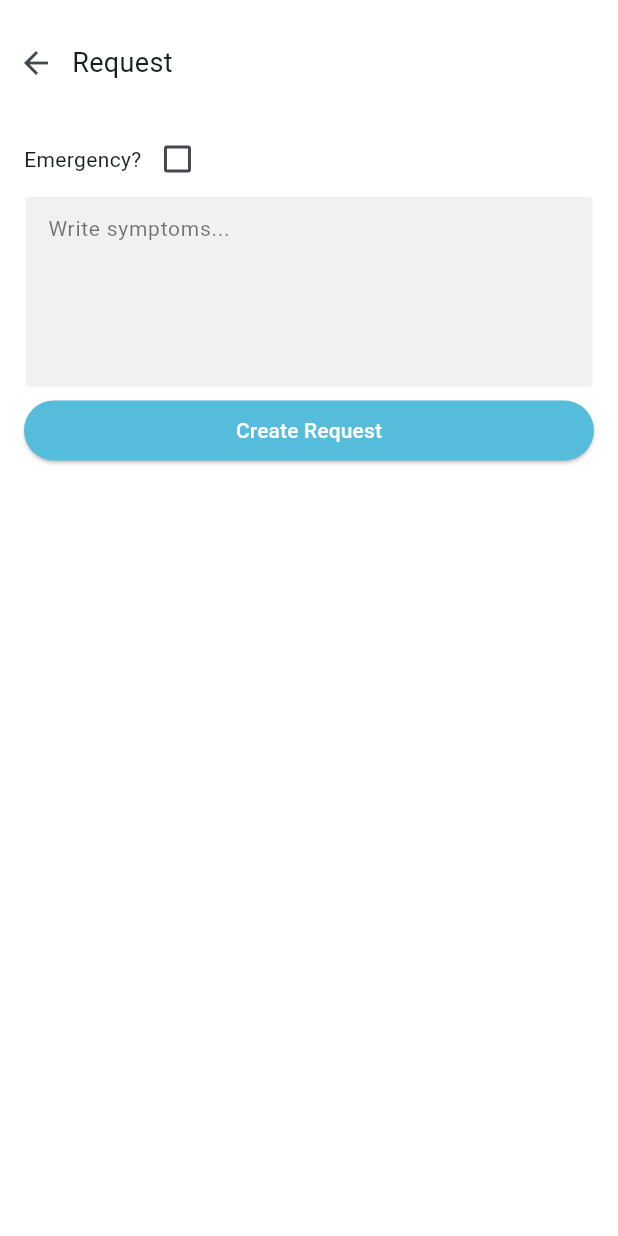
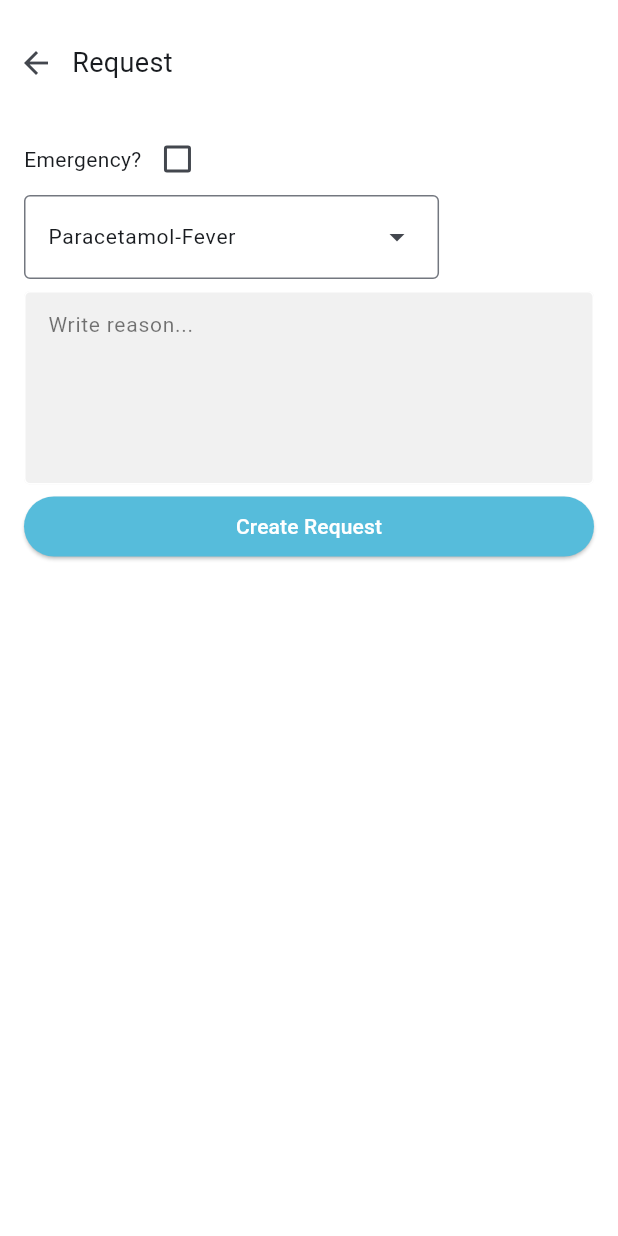
Before and after one commit to dequilla3/bhw_app, a Flutter app: the RequestPage screen opened by its route, after a tap on an icon or button, on a phone screen of 412 x 824 dp. Run offline on Flutter 3.47's test engine with Material 3 defaults, Android fonts, the phone set to English and light mode, and no system bars; our stand-ins replace flutter_easyloading, font_awesome_flutter, quickalert.

Commit message:
feat: added request meds

```diff
--- a/lib/config/app_config.dart
+++ b/lib/config/app_config.dart
@@ -1,3 +1,7 @@
+// class AppConfig {
+//   static const baseUrl = 'http://172.16.28.10:5101';
+// }
+
 class AppConfig {
-  static const baseUrl = 'http://172.16.28.10:5101';
+  static const baseUrl = 'http://192.168.1.11:5101';
 }
--- /dev/null
+++ b/lib/config/app_data_context.dart
@@ -0,0 +1,12 @@
+class AppDataContext {
+  static Map<int, String> getMedicines() {
+    Map<int, String> medecines = {};
+    medecines[1] = "Paracetamol-Fever";
+    medecines[2] = "Mefenamic Acid-Toothache";
+    medecines[3] = "Dicycloverine-Stomachache";
+    medecines[4] = "Antihistamine-Allergies";
+    medecines[5] = "Loperamide-Lbm";
+
+    return medecines;
+  }
+}
--- a/lib/data/model/user_request.dart
+++ b/lib/data/model/user_request.dart
@@ -1,17 +1,25 @@
 class UserRequest {
-  final String id;
-  final String details;
-  final bool isEmergency;
-  final String status;
-  final DateTime dateCreated;
+  final int? id;
+  final int userId;
+  final String requestType;
+  final String reasonRequest;
+  final int medRequestId;
+  final bool? isApprove;
 
   UserRequest(
-      this.id, this.details, this.isEmergency, this.status, this.dateCreated);
+      {this.id,
+      required this.userId,
+      required this.requestType,
+      required this.reasonRequest,
+      required this.medRequestId,
+      this.isApprove});
 
   factory UserRequest.fromJson(Map<String, dynamic> json) => UserRequest(
-      json['id'],
-      json['details'],
-      json['isEmergency'],
-      json['status'],
-      DateTime.parse(json['dateCreated']));
+        id: json['request_id'],
+        userId: int.parse(json['user_id']),
+        requestType: json['request_type'],
+        reasonRequest: json['reason_request'],
+        medRequestId: int.parse(json['med_request']),
+        isApprove: json['is_approved'],
+      );
 }
--- /dev/null
+++ b/lib/data/service/request/add_request_service.dart
@@ -0,0 +1,19 @@
+import 'package:bhw_app/data/model/user_request.dart';
+import 'package:bhw_app/data/service/service_base.dart';
+
+class AddRequestService extends ServiceBase<void> {
+  final UserRequest userRequest;
+
+  AddRequestService({required this.userRequest});
+
+  @override
+  Future<Map<String, dynamic>> call() async {
+    Map<String, dynamic> body = {
+      'userId': userRequest.userId,
+      'requestType': userRequest.requestType,
+      'reasonRequest': userRequest.reasonRequest,
+      'medRequest': userRequest.medRequestId,
+    };
+    return await post('request/createRequest', body: body);
+  }
+}
--- /dev/null
+++ b/lib/data/service/request/get_user_request_service.dart
@@ -0,0 +1,19 @@
+import 'package:bhw_app/data/model/user_request.dart';
+import 'package:bhw_app/data/service/service_base.dart';
+
+class GetUserRequestService extends ServiceBase<List<UserRequest>> {
+  final String? token;
+
+  GetUserRequestService({this.token});
+
+  @override
+  Future<List<UserRequest>> call() async {
+    final result = await get('request/getAllRequest', token);
+    return List.generate(
+      result['data'] != null ? result['data'].length : 0,
+      (index) {
+        return UserRequest.fromJson(result['data'][index]);
+      },
+    );
+  }
+}
--- a/lib/data/service/request/user_request_service.dart
+++ /dev/null
@@ -1,26 +0,0 @@
-import 'package:bhw_app/data/model/user.dart';
-import 'package:bhw_app/data/model/user_request.dart';
-import 'package:bhw_app/data/service/service_base.dart';
-
-class UserRequestService extends ServiceBase<User> {
-  Future<List<UserRequest>> getReuestFromLocalStore() async {
-    List<UserRequest> reqs = [];
-
-    final result = await getLocalStoreCollections('requests');
-
-    if (result == null) {
-      return reqs;
-    }
-
-    for (var key in result.keys) {
-      reqs.add(UserRequest.fromJson(result[key]));
-    }
-
-    return reqs;
-  }
-
-  @override
-  Future<User> call() {
-    throw UnimplementedError();
-  }
-}
--- a/lib/data/service/service_base.dart
+++ b/lib/data/service/service_base.dart
@@ -1,16 +1,9 @@
 import 'dart:convert';
 
 import 'package:bhw_app/config/app_config.dart';
-import 'package:localstore/localstore.dart';
 import 'package:http/http.dart' as http;
 
 abstract class ServiceBase<T> {
-  final Localstore db = Localstore.instance;
-
-  getLocalStoreCollections(String collection) async {
-    return await db.collection(collection).get();
-  }
-
   Future<T> call();
 
   Uri url(String url) => Uri.http(AppConfig.baseUrl, url);
--- a/lib/pages/request/new_request_modal.dart
+++ b/lib/pages/request/new_request_modal.dart
@@ -1,11 +1,15 @@
 import 'package:bhw_app/components/app_text_field_expandable.dart';
+import 'package:bhw_app/config/app_data_context.dart';
 import 'package:bhw_app/data/model/user_request.dart';
 import 'package:bhw_app/provider/request_provider.dart';
+import 'package:bhw_app/provider/user_provider.dart';
 import 'package:bhw_app/style/app_text.dart';
 import 'package:bhw_app/style/btn_style.dart';
 import 'package:flutter/material.dart';
+import 'package:flutter_easyloading/flutter_easyloading.dart';
 import 'package:provider/provider.dart';
-import 'package:uuid/uuid.dart';
+import 'package:quickalert/models/quickalert_type.dart';
+import 'package:quickalert/widgets/quickalert_dialog.dart';
 
 class NewRequestModal extends StatefulWidget {
   const NewRequestModal({super.key});
@@ -16,14 +20,72 @@ class NewRequestModal extends StatefulWidget {
 
 class _NewRequestModalState extends State<NewRequestModal> {
   final tfFocus = FocusNode();
+  bool isChecked = false;
+  String reason = "";
+  List<int> list = <int>[1, 2, 3, 4, 5];
+  int dropdownValue = 1;
 
-  bool isChecked = false;
-  String requestDetails = "";
+  Future<void> _loadRequest() async {
+    context
+        .read<RequestProvider>()
+        .getUserRequest(context.read<UserProvider>().loggedInUserId!);
+  }
+
+  showAlert(QuickAlertType type, String text, {bool isPop = false}) {
+    Future.delayed(Duration.zero, () {
+      QuickAlert.show(
+        context: context,
+        type: type,
+        text: text,
+        onConfirmBtnTap: () {
+          if (isPop) {
+            Navigator.pop(context);
+            _loadRequest().then((value) => Navigator.pop(context));
+          } else {
+            Navigator.pop(context);
+          }
+        },
+      );
+    });
+  }
 
   @override
   Widget build(BuildContext context) {
-    const uuid = Uuid();
     final requestProiver = Provider.of<RequestProvider>(context);
+    final userProvider = Provider.of<UserProvider>(context);
+
+    addRequest() async {
+      tfFocus.unfocus();
+
+      UserRequest userRequest = UserRequest(
+        userId: userProvider.loggedInUserId!,
+        requestType: isChecked ? "EMERGENCY" : "NORMAL",
+        reasonRequest: reason,
+        medRequestId: dropdownValue,
+      );
+
+      EasyLoading.show(status: "Saving new request...");
+      try {
+        requestProiver.addRequest(userRequest).then((value) {
+          EasyLoading.dismiss();
+          Future.delayed(const Duration(seconds: 0), () {
+            //loadRequest in showAlert
+            showAlert(
+              QuickAlertType.success,
+              "Successfully added user!",
+              isPop: true,
+            );
+          });
+        });
+      } catch (err) {
+        showAlert(
+          QuickAlertType.error,
+          "Something went wrong!",
+          isPop: true,
+        );
+        EasyLoading.dismiss();
+      }
+    }
 
     return GestureDetector(
       onTap: () {
@@ -72,13 +134,34 @@ class _NewRequestModalState extends State<NewRequestModal> {
                       ),
                     ],
                   ),
+                  Align(
+                    alignment: Alignment.centerLeft,
+                    child: DropdownMenu<int>(
+                      initialSelection: list.first,
+                      onSelected: (int? value) {
+                        // This is called when the user selects an item.
+                        setState(() {
+                          dropdownValue = value!;
+                        });
+                      },
+                      dropdownMenuEntries:
+                          list.map<DropdownMenuEntry<int>>((int value) {
+                        return DropdownMenuEntry<int>(
+                          value: value,
+                          label: AppDataContext.getMedicines()[value]!,
+                        );
+                      }).toList(),
+                      textStyle: const TextStyle(fontSize: 14),
+                    ),
+                  ),
+                  const SizedBox(height: 8),
                   AppTextFieldExpandable(
                     maxLines: 5,
-                    hint: 'Write symptoms...',
+                    hint: 'Write reason...',
                     focusNode: tfFocus,
                     onChange: (value) {
                       setState(() {
-                        requestDetails = value;
+                        reason = value;
                       });
                     },
                   ),
@@ -89,17 +172,7 @@ class _NewRequestModalState extends State<NewRequestModal> {
                     child: ElevatedButton(
                       // } else {
                       onPressed: () {
-                        tfFocus.unfocus();
-                        UserRequest userRequest = UserRequest(
-                            uuid.v1(),
-                            requestDetails,
-                            isChecked,
-                            'PENDING',
-                            DateTime.now());
-
-                        requestProiver.addRequest(userRequest);
-
-                        Navigator.pop(context);
+                        addRequest();
                       },
                       style: BtnStyle.primary,
                       child: const Text('Create Request'),
--- a/lib/pages/request/request_page.dart
+++ b/lib/pages/request/request_page.dart
@@ -1,11 +1,12 @@
 import 'package:bhw_app/components/default_toolbar.dart';
+import 'package:bhw_app/config/app_data_context.dart';
 import 'package:bhw_app/pages/request/new_request_modal.dart';
 import 'package:bhw_app/pages/request/request_details_screen.dart';
 import 'package:bhw_app/provider/request_provider.dart';
+import 'package:bhw_app/provider/user_provider.dart';
 import 'package:bhw_app/style/app_colors.dart';
 import 'package:flutter/material.dart';
 import 'package:font_awesome_flutter/font_awesome_flutter.dart';
-import 'package:intl/intl.dart';
 import 'package:provider/provider.dart';
 
 class RequestPage extends StatefulWidget {
@@ -16,14 +17,30 @@ class RequestPage extends StatefulWidget {
 }
 
 class _RequestPageState extends State<RequestPage> {
+  ScrollController? scrollController;
+
+  void scrollListener() {
+    if (scrollController!.position.extentAfter < 500) {
+      _loadRequest();
+    }
+  }
+
   Future<void> _loadRequest() async {
-    context.read<RequestProvider>().getUserRequest();
+    context
+        .read<RequestProvider>()
+        .getUserRequest(context.read<UserProvider>().loggedInUserId!);
   }
 
   @override
   void initState() {
     super.initState();
     _loadRequest();
+  }
+
+  @override
+  void dispose() {
+    scrollController?.removeListener(scrollListener);
+    super.dispose();
   }
 
   Widget _statusIcon(String status) {
@@ -52,7 +69,9 @@ class _RequestPageState extends State<RequestPage> {
   Widget build(BuildContext context) {
     return Scaffold(
       appBar: const DefaultToolBar(),
-      body: Consumer<RequestProvider>(
+      body: RefreshIndicator(
+        onRefresh: () => _loadRequest(),
+        child: Consumer<RequestProvider>(
           builder: (context, value, child) {
             return Stack(
               children: [
@@ -61,18 +80,17 @@ class _RequestPageState extends State<RequestPage> {
                     const SizedBox(height: 8),
                     Expanded(
                       child: ListView.builder(
+                          controller: scrollController,
                           itemCount: value.requests.length,
                           itemBuilder: (context, index) {
                             var request = value.requests[index];
-                          var isEmerg = request.isEmergency;
+                            var isEmerg = request.requestType == "EMERGENCY";
 
                             return ListTile(
                               onTap: () {
-                              Future.delayed(const Duration(milliseconds: 150),
-                                  () {
+                                Future.delayed(
+                                    const Duration(milliseconds: 150), () {
                                   value.userRequest = request;
-                                // Navigator.of(context)
-                                //     .pushNamed(AppRoutes.requestDetailsRoute);
                                   showModalBottomSheet(
                                     elevation: 1,
                                     backgroundColor: Colors.transparent,
@@ -104,10 +122,10 @@ class _RequestPageState extends State<RequestPage> {
                               ),
                               isThreeLine: true,
                               title: Text(
-                              request.details,
+                                "${AppDataContext.getMedicines()[request.medRequestId]}",
                               ),
                               subtitle: Text(
-                              DateFormat.yMd().format(request.dateCreated),
+                                request.reasonRequest,
                                 overflow: TextOverflow.ellipsis,
                                 style: const TextStyle(
                                   fontSize: 12,
@@ -116,7 +134,9 @@ class _RequestPageState extends State<RequestPage> {
                               ),
                               trailing: Padding(
                                 padding: const EdgeInsets.only(top: 16),
-                              child: _statusIcon(request.status),
+                                child: _statusIcon(request.isApprove!
+                                    ? "APPROVED"
+                                    : "PENDING"),
                               ),
                             );
                           }),
@@ -144,6 +164,7 @@ class _RequestPageState extends State<RequestPage> {
             );
           },
         ),
+      ),
     );
   }
 }
--- a/lib/provider/provider_base.dart
+++ b/lib/provider/provider_base.dart
@@ -1,6 +1,3 @@
 import 'package:flutter/material.dart';
-import 'package:localstore/localstore.dart';
 
-abstract class ProviderBase extends ChangeNotifier {
-  final Localstore db = Localstore.instance;
-}
+abstract class ProviderBase extends ChangeNotifier {}
--- a/pubspec.yaml
+++ b/pubspec.yaml
@@ -15,9 +15,6 @@ dependencies:
   cupertino_icons: ^1.0.2
   http: ^1.1.0
   provider: ^6.0.5
-  localstore: ^1.3.5
-  uuid: ^4.2.2
-  intl: ^0.19.0
   font_awesome_flutter: ^10.6.0
   quickalert: ^1.0.2
   flutter_easyloading: ^3.0.5
```
Also changed, not shown: lib/pages/request/request_details_screen.dart (+15 -4 lines), lib/provider/request_provider.dart (+15 -18 lines), pubspec.lock, 1 other file. Lines whose indentation alone changed are shown as unchanged.
